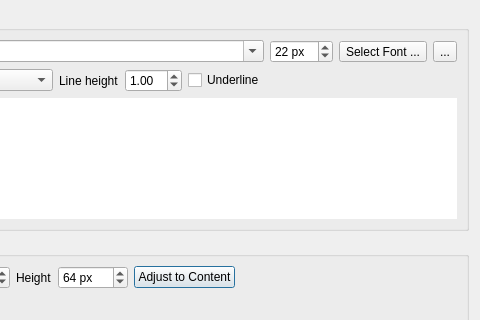
Old version of the form editor/gui/dlgtext.ui in the repository ensisoft/detonator; both pictures show x 120 to 600 and y 0 to 320 of the 600 by 800 pixel window.
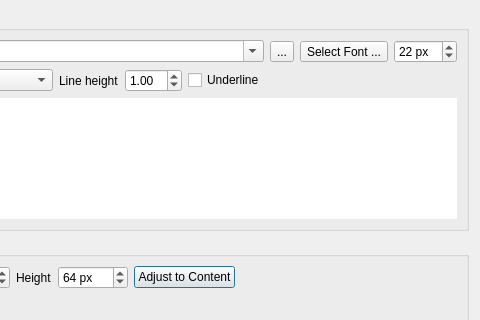
New version of the form. Icons and pictures are not drawn. Custom widgets are drawn as their Qt base class.

Commit message:
Swap text material dialog font buttons around for improved UX
Swap text material dialog font buttons around for improved UX.

The edit to the form file:
```diff
--- a/editor/gui/dlgtext.ui
+++ b/editor/gui/dlgtext.ui
@@ -39,33 +39,6 @@
           </property>
          </widget>
         </item>
-        <item>
-         <widget class="QSpinBox" name="fontSize">
-          <property name="suffix">
-           <string> px</string>
-          </property>
-          <property name="minimum">
-           <number>6</number>
-          </property>
-          <property name="maximum">
-           <number>500</number>
-          </property>
-          <property name="value">
-           <number>22</number>
-          </property>
-         </widget>
-        </item>
-        <item>
-         <widget class="QToolButton" name="btnBrowseFont">
-          <property name="text">
-           <string>Select Font ...</string>
-          </property>
-          <property name="icon">
-           <iconset resource="../resource/resource.qrc">
-            <normaloff>:/16x16_ico_png/folder.png</normaloff>:/16x16_ico_png/folder.png</iconset>
-          </property>
-         </widget>
-        </item>
         <item>
          <widget class="QToolButton" name="btnSelectFont">
           <property name="sizePolicy">
@@ -86,6 +59,33 @@
           </property>
          </widget>
         </item>
+        <item>
+         <widget class="QToolButton" name="btnBrowseFont">
+          <property name="text">
+           <string>Select Font ...</string>
+          </property>
+          <property name="icon">
+           <iconset resource="../resource/resource.qrc">
+            <normaloff>:/16x16_ico_png/folder.png</normaloff>:/16x16_ico_png/folder.png</iconset>
+          </property>
+         </widget>
+        </item>
+        <item>
+         <widget class="QSpinBox" name="fontSize">
+          <property name="suffix">
+           <string> px</string>
+          </property>
+          <property name="minimum">
+           <number>6</number>
+          </property>
+          <property name="maximum">
+           <number>500</number>
+          </property>
+          <property name="value">
+           <number>22</number>
+          </property>
+         </widget>
+        </item>
        </layout>
       </item>
       <item>
```
Left out of the diff: 4 changed lines with no effect on the pictures.
